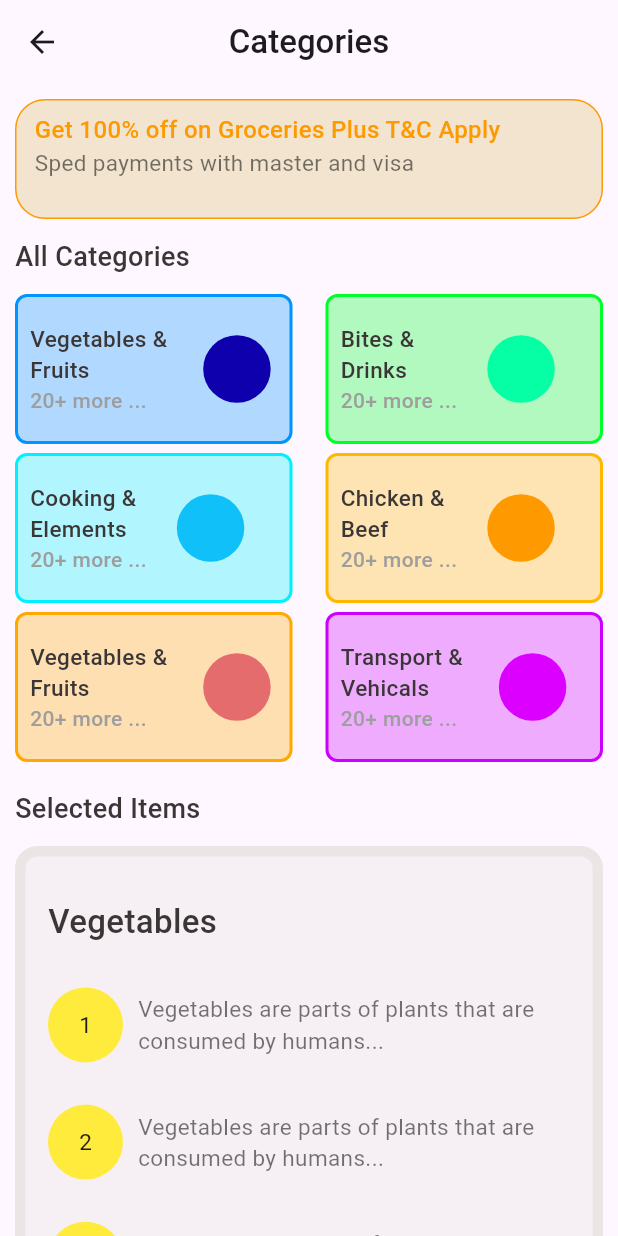
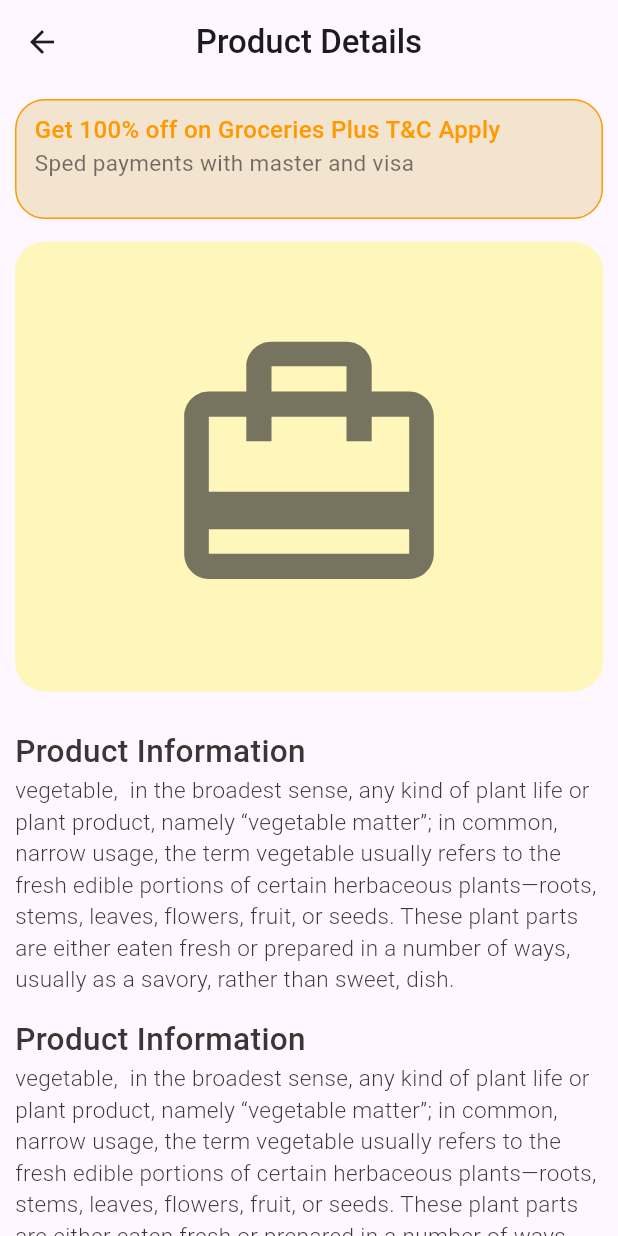
Before and after one commit to HGSChandeepa/Fluter-Grocery-App---03--DP-Education, a Flutter app: the screen it shows after launch, on a phone screen of 412 x 824 dp. Run offline on Flutter 3.47's test engine with Material 3 defaults, Android fonts, the light colour scheme and no system bars.

Commit message:
products details  page

```diff
--- a/lib/main.dart
+++ b/lib/main.dart
@@ -1,5 +1,6 @@
 import 'package:flutter/material.dart';
 import 'package:layout_desiginig/pages/category_page/categories_page.dart';
+import 'package:layout_desiginig/pages/product_details/product_details_page.dart';
 
 void main() {
   runApp(const MyApp());
@@ -12,7 +13,7 @@ class MyApp extends StatelessWidget {
   Widget build(BuildContext context) {
     return const MaterialApp(
       debugShowCheckedModeBanner: false,
-      home: CategoriesPage(),
+      home: ProductDetailsPage(),
     );
   }
 }
--- a/lib/pages/category_page/categories_page.dart
+++ b/lib/pages/category_page/categories_page.dart
@@ -3,7 +3,7 @@ import 'package:flutter/material.dart';
 import 'package:layout_desiginig/pages/category_page/widgets/rating.dart';
 import 'package:layout_desiginig/widgets/resuable/category_page/category_card.dart';
 import 'package:layout_desiginig/widgets/resuable/category_page/selected_items.dart';
-import 'package:layout_desiginig/widgets/resuable/shared/notificatio_widget.dart';
+import 'package:layout_desiginig/widgets/shared/notificatio_widget.dart';
 
 class CategoriesPage extends StatelessWidget {
   const CategoriesPage({super.key});
--- /dev/null
+++ b/lib/pages/product_details/product_details_page.dart
@@ -0,0 +1,153 @@
+// ignore_for_file: unnecessary_const
+
+import 'package:flutter/material.dart';
+import 'package:layout_desiginig/widgets/resuable/product_details_page/price_card.dart';
+import 'package:layout_desiginig/widgets/resuable/product_details_page/products_desc.dart';
+import 'package:layout_desiginig/widgets/shared/gradient_button.dart';
+import 'package:layout_desiginig/widgets/shared/notificatio_widget.dart';
+
+class ProductDetailsPage extends StatelessWidget {
+  const ProductDetailsPage({super.key});
+
+  @override
+  Widget build(BuildContext context) {
+    return Scaffold(
+      appBar: AppBar(
+        title: const Text(
+          'Product Details',
+          style: TextStyle(
+            fontSize: 22,
+            fontWeight: FontWeight.w500,
+          ),
+        ),
+        leading: const Icon(Icons.arrow_back),
+        centerTitle: true,
+      ),
+      body: SingleChildScrollView(
+        child: Padding(
+          padding: const EdgeInsets.all(10.0),
+          child: Column(
+            crossAxisAlignment: CrossAxisAlignment.start,
+            children: [
+              const NotificatiosPopup(),
+              const SizedBox(
+                height: 15,
+              ),
+              Container(
+                height: 300,
+                width: double.infinity,
+                decoration: BoxDecoration(
+                  color: const Color(0xffFFF500).withOpacity(
+                    0.27,
+                  ),
+                  borderRadius: BorderRadius.circular(20),
+                ),
+                child: Center(
+                  child: Icon(
+                    Icons.card_travel,
+                    size: 200,
+                    color: const Color(0xff333333).withOpacity(
+                      0.67,
+                    ),
+                  ),
+                ),
+              ),
+              const SizedBox(
+                height: 25,
+              ),
+              const ProductDesc(
+                title: "Product Information",
+                description:
+                    "vegetable,  in the broadest sense, any kind of plant life or plant product, namely “vegetable matter”; in common, narrow usage, the term vegetable usually refers to the fresh edible portions of certain herbaceous plants—roots, stems, leaves, flowers, fruit, or seeds. These plant parts are either eaten fresh or prepared in a number of ways, usually as a savory, rather than sweet, dish.",
+              ),
+              const SizedBox(
+                height: 15,
+              ),
+              const ProductDesc(
+                title: "Product Information",
+                description:
+                    "vegetable,  in the broadest sense, any kind of plant life or plant product, namely “vegetable matter”; in common, narrow usage, the term vegetable usually refers to the fresh edible portions of certain herbaceous plants—roots, stems, leaves, flowers, fruit, or seeds. These plant parts are either eaten fresh or prepared in a number of ways, usually as a savory, rather than sweet, dish.",
+              ),
+              const SizedBox(
+                height: 20,
+              ),
+              const Text(
+                "Price List",
+                style: TextStyle(
+                  color: Color(0xff3B3636),
+                  fontSize: 21,
+                  fontWeight: FontWeight.w500,
+                ),
+              ),
+              const SizedBox(
+                height: 20,
+              ),
+              const PriceCard(
+                productName: "Green Butter",
+                productNumber: 1,
+                productUnit: "g",
+                productWeight: 1000,
+              ),
+              const PriceCard(
+                productName: "Green Butter and Fish",
+                productNumber: 2,
+                productUnit: "g",
+                productWeight: 56,
+              ),
+              const PriceCard(
+                productName: "Fish Tuna",
+                productNumber: 3,
+                productUnit: "g",
+                productWeight: 450,
+              ),
+              const PriceCard(
+                productName: "Pepsi",
+                productNumber: 4,
+                productUnit: "l",
+                productWeight: 1.5,
+              ),
+              const SizedBox(
+                height: 10,
+              ),
+              const Row(
+                mainAxisAlignment: MainAxisAlignment.end,
+                children: [
+                  Text(
+                    "Total:",
+                    style: TextStyle(
+                      fontSize: 18,
+                      color: Colors.black,
+                      fontWeight: FontWeight.w500,
+                    ),
+                  ),
+                  const SizedBox(
+                    width: 20,
+                  ),
+                  Text(
+                    "223 \$",
+                    style: TextStyle(
+                      fontSize: 22,
+                      color: Color(0xff9E00FF),
+                      fontWeight: FontWeight.w700,
+                    ),
+                  ),
+                ],
+              ),
+              const SizedBox(
+                height: 30,
+              ),
+              const Center(
+                child: GradientButton(
+                  topColor: Color(0xffCC00FF),
+                  bottomColor: Color(0xffFFE500),
+                  title: "Proceed To Pay",
+                  buttonWidth: 300,
+                ),
+              ),
+            ],
+          ),
+        ),
+      ),
+    );
+  }
+}
--- /dev/null
+++ b/lib/widgets/resuable/product_details_page/products_desc.dart
@@ -0,0 +1,37 @@
+import 'package:flutter/material.dart';
+
+class ProductDesc extends StatelessWidget {
+  final String title;
+  final String description;
+
+  const ProductDesc({
+    super.key,
+    required this.title,
+    required this.description,
+  });
+
+  @override
+  Widget build(BuildContext context) {
+    return Column(
+      crossAxisAlignment: CrossAxisAlignment.start,
+      children: [
+        Text(
+          title,
+          style: const TextStyle(
+            color: Color(0xff3B3636),
+            fontSize: 21,
+            fontWeight: FontWeight.w500,
+          ),
+        ),
+        Text(
+          description,
+          style: const TextStyle(
+            color: Color(0xff3B3636),
+            fontSize: 15,
+            fontWeight: FontWeight.w300,
+          ),
+        ),
+      ],
+    );
+  }
+}
```
Also changed, not shown: lib/widgets/resuable/product_details_page/price_card.dart (added, +99 -0 lines), lib/widgets/shared/gradient_button.dart (added, +43 -0 lines), lib/widgets/shared/notificatio_widget.dart (renamed from lib/widgets/resuable/shared/notificatio_widget.dart).
